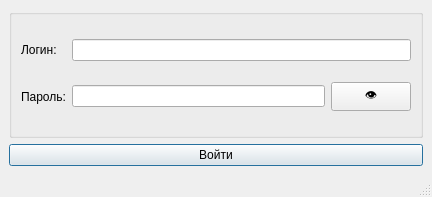
First picture: the form in client/mainwindow.ui, repository zefixed/raspyxxx, before the edit.
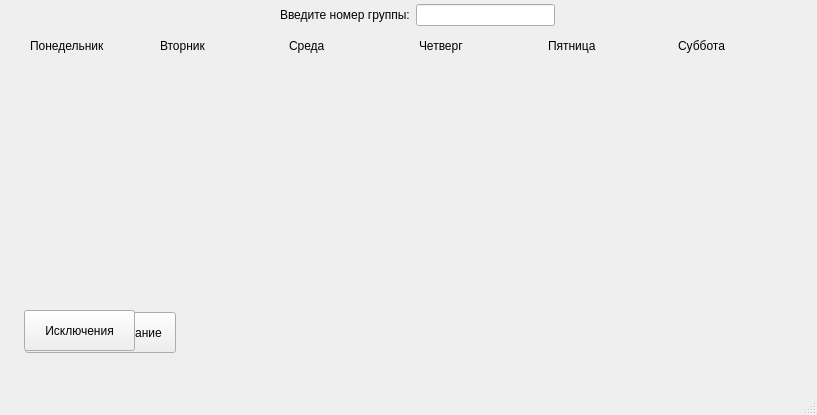
Second picture: the form after the edit.

Patch:
```diff
--- a/client/mainwindow.ui
+++ b/client/mainwindow.ui
@@ -6,70 +6,116 @@
    <rect>
     <x>0</x>
     <y>0</y>
-    <width>432</width>
-    <height>197</height>
+    <width>817</width>
+    <height>415</height>
    </rect>
   </property>
   <property name="windowTitle">
    <string>Raspyxxx</string>
   </property>
   <widget class="QWidget" name="centralwidget">
-   <layout class="QGridLayout" name="gridLayout_2">
-    <item row="0" column="0">
-     <widget class="QGroupBox" name="groupBox">
-      <property name="title">
-       <string/>
-      </property>
-      <layout class="QGridLayout" name="gridLayout">
-       <item row="0" column="0">
-        <widget class="QLabel" name="login_label">
+   <widget class="QWidget" name="layoutWidget">
+    <property name="geometry">
+     <rect>
+      <x>30</x>
+      <y>30</y>
+      <width>771</width>
+      <height>31</height>
+     </rect>
+    </property>
+    <layout class="QHBoxLayout" name="week_Layout">
+     <item>
+      <widget class="QLabel" name="monday_label">
          <property name="text">
-          <string>Логин:</string>
+        <string>Понедельник</string>
          </property>
         </widget>
        </item>
-       <item row="1" column="0">
-        <widget class="QLabel" name="pass_label">
+     <item>
+      <widget class="QLabel" name="tuesday_label">
          <property name="text">
-          <string>Пароль:</string>
+        <string>Вторник</string>
          </property>
         </widget>
        </item>
-       <item row="1" column="1">
-        <widget class="QLineEdit" name="pass_lineedit">
-         <property name="echoMode">
-          <enum>QLineEdit::Password</enum>
+     <item>
+      <widget class="QLabel" name="wednesday_label">
+       <property name="text">
+        <string>Среда</string>
          </property>
         </widget>
        </item>
-       <item row="1" column="2">
-        <widget class="QPushButton" name="show_pass_button">
+     <item>
+      <widget class="QLabel" name="thursday_label">
          <property name="text">
-          <string>👁</string>
+        <string>Четверг</string>
          </property>
         </widget>
        </item>
-       <item row="0" column="1" colspan="2">
-        <widget class="QLineEdit" name="login_lineedit"/>
+     <item>
+      <widget class="QLabel" name="friday_label">
+       <property name="text">
+        <string>Пятница</string>
+       </property>
+      </widget>
+     </item>
+     <item>
+      <widget class="QLabel" name="saturday_label">
+       <property name="text">
+        <string>Суббота</string>
+       </property>
+      </widget>
        </item>
       </layout>
      </widget>
-    </item>
-    <item row="1" column="0">
+   <widget class="QPushButton" name="change_schedule_button">
+    <property name="geometry">
+     <rect>
+      <x>25</x>
+      <y>312</y>
+      <width>151</width>
+      <height>41</height>
+     </rect>
+    </property>
+    <property name="text">
+     <string>Изменить расписание</string>
+    </property>
+   </widget>
+   <widget class="QWidget" name="layoutWidget_2">
+    <property name="geometry">
+     <rect>
+      <x>280</x>
+      <y>0</y>
+      <width>275</width>
+      <height>30</height>
+     </rect>
+    </property>
      <layout class="QHBoxLayout" name="horizontalLayout_2">
       <item>
-       <widget class="QPushButton" name="log_in_button_2">
+      <widget class="QLabel" name="input_group_label">
         <property name="text">
-         <string>Войти</string>
-        </property>
-        <property name="default">
-         <bool>true</bool>
-        </property>
-       </widget>
-      </item>
-     </layout>
-    </item>
-   </layout>
+        <string>Введите номер группы:</string>
+       </property>
+      </widget>
+     </item>
+     <item>
+      <widget class="QLineEdit" name="input_group_lineedit"/>
+     </item>
+    </layout>
+   </widget>
+   <widget class="QPushButton" name="exceptions_button">
+    <property name="geometry">
+     <rect>
+      <x>24</x>
+      <y>310</y>
+      <width>111</width>
+      <height>41</height>
+     </rect>
+    </property>
+    <property name="text">
+     <string>Исключения</string>
+    </property>
+   </widget>
   </widget>
   <widget class="QMenuBar" name="menubar">
    <property name="geometry">
```
Left out of the diff: 2 changed lines with no effect on the pictures. Lines whose indentation alone changed are shown as unchanged.
